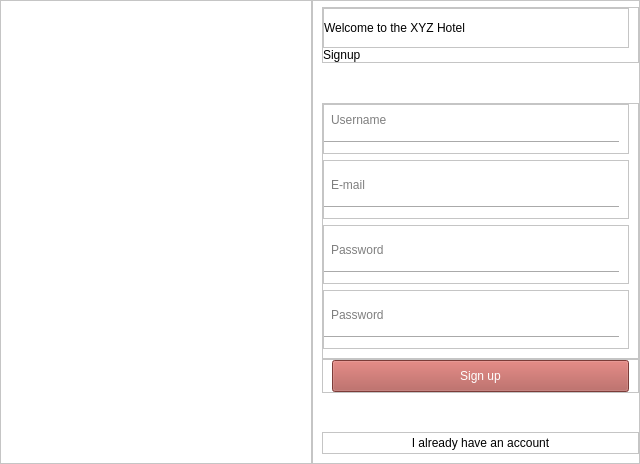
This is application/login/signup.ui in SeneshNV/XYZ-Hotel-Management as Qt 5 draws it before an edit. The edited form follows.
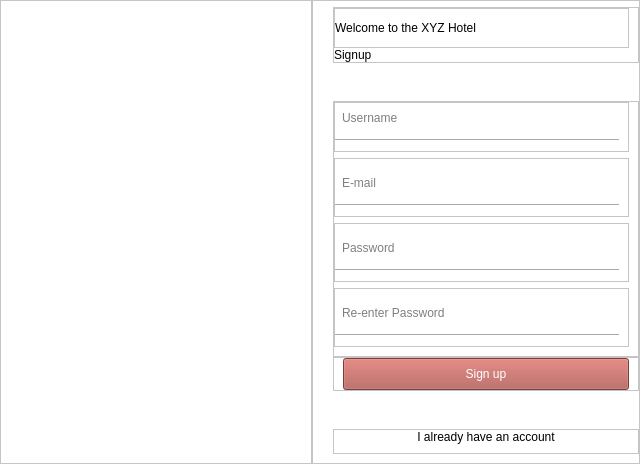
This is the edited form. Icons and pictures are not drawn.

Commit message: signup ok

What changed in the file:
```diff
--- a/application/login/signup.ui
+++ b/application/login/signup.ui
@@ -99,6 +99,9 @@
       <property name="spacing">
        <number>0</number>
       </property>
+      <property name="leftMargin">
+       <number>20</number>
+      </property>
       <property name="topMargin">
        <number>6</number>
       </property>
@@ -405,7 +408,7 @@
                <enum>QLineEdit::Password</enum>
               </property>
               <property name="placeholderText">
-               <string>Password</string>
+               <string>Re-enter Password</string>
               </property>
              </widget>
             </item>
@@ -486,30 +489,34 @@
         <property name="frameShadow">
          <enum>QFrame::Raised</enum>
         </property>
-        <layout class="QHBoxLayout" name="horizontalLayout_3">
+        <layout class="QVBoxLayout" name="verticalLayout_4">
+         <property name="spacing">
+          <number>0</number>
+         </property>
+         <property name="leftMargin">
+          <number>0</number>
+         </property>
          <property name="topMargin">
           <number>0</number>
          </property>
+         <property name="rightMargin">
+          <number>0</number>
+         </property>
          <property name="bottomMargin">
-          <number>0</number>
+          <number>9</number>
          </property>
          <item>
-          <widget class="QLabel" name="btn_have_acc">
-           <property name="minimumSize">
-            <size>
-             <width>0</width>
-             <height>20</height>
-            </size>
-           </property>
+          <widget class="QPushButton" name="btn_have_acc">
            <property name="cursor">
             <cursorShape>PointingHandCursor</cursorShape>
            </property>
+           <property name="styleSheet">
+            <string notr="true">border:none;
+background:transparent;</string>
+           </property>
            <property name="text">
             <string>I already have an account</string>
            </property>
-           <property name="alignment">
-            <set>Qt::AlignCenter</set>
-           </property>
           </widget>
          </item>
         </layout>
```
Left out of the diff: 24 changed lines with no effect on the pictures. The commit also changes 10 other files.
